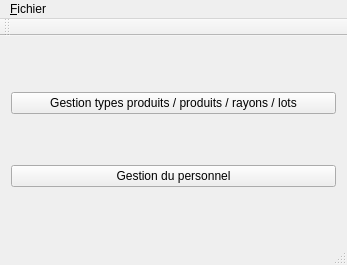
Above: BackOffice_NewWorld_Gestionnaire/mainwindow.ui from ThibaultN/Back-Office-New-World before the change. Below: the same form after it.
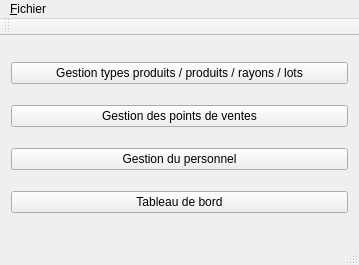
That is the form after the change.

The edit to the form file:
```diff
--- a/BackOffice_NewWorld_Gestionnaire/mainwindow.ui
+++ b/BackOffice_NewWorld_Gestionnaire/mainwindow.ui
@@ -6,7 +6,7 @@
    <rect>
     <x>0</x>
     <y>0</y>
-    <width>347</width>
+    <width>359</width>
     <height>265</height>
    </rect>
   </property>
@@ -15,6 +15,13 @@
   </property>
   <widget class="QWidget" name="centralWidget">
    <layout class="QGridLayout" name="gridLayout">
+    <item row="3" column="0">
+     <widget class="QPushButton" name="pushButtonGestionPersonnel">
+      <property name="text">
+       <string>Gestion du personnel</string>
+      </property>
+     </widget>
+    </item>
     <item row="0" column="0">
      <widget class="QPushButton" name="pushButtonGestionMagasin">
       <property name="text">
@@ -23,9 +30,16 @@
      </widget>
     </item>
     <item row="1" column="0">
-     <widget class="QPushButton" name="pushButtonGestionPersonnel">
+     <widget class="QPushButton" name="pushButton">
       <property name="text">
-       <string>Gestion du personnel</string>
+       <string>Gestion des points de ventes</string>
+      </property>
+     </widget>
+    </item>
+    <item row="4" column="0">
+     <widget class="QPushButton" name="pushButtonTableauDeBord">
+      <property name="text">
+       <string>Tableau de bord</string>
       </property>
      </widget>
     </item>
@@ -36,7 +50,7 @@
     <rect>
      <x>0</x>
      <y>0</y>
-     <width>347</width>
+     <width>359</width>
      <height>29</height>
     </rect>
    </property>
```
